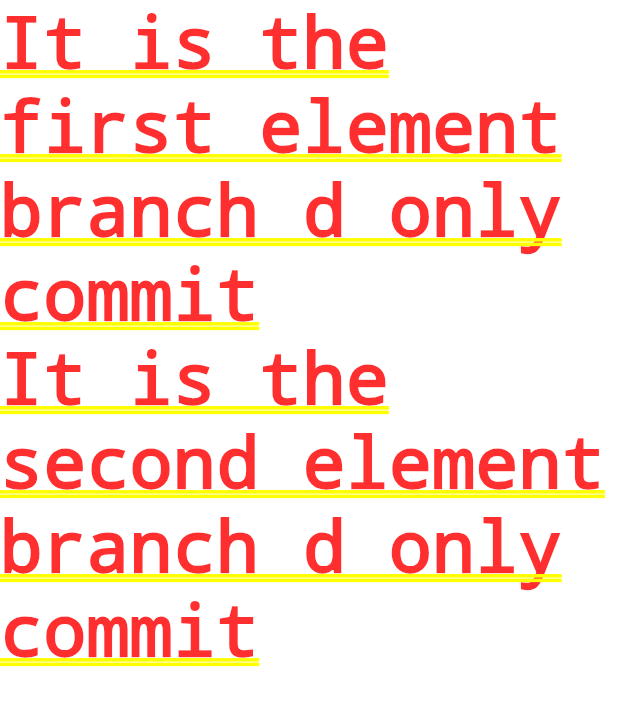
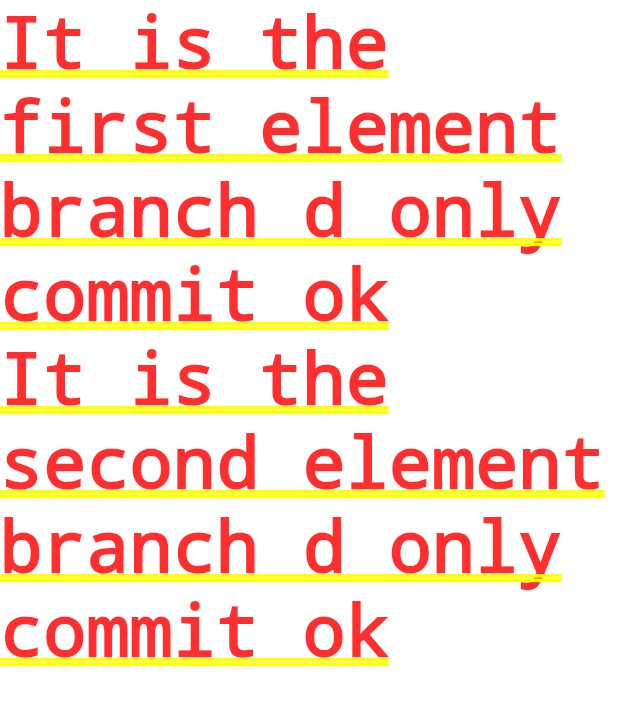
Before and after one commit to simonanexa/test, a Flutter app: the screen it shows after launch, on a phone screen of 412 x 824 dp. Shown: the top 706 px of the screen. Run offline on Flutter 3.47's test engine with Material 2 defaults, Android fonts, the phone set to English and light mode, and no system bars; our stand-ins replace gallery_saver, google_maps_flutter, image_picker, rxdart; missing offline and left inert: image_size_getter.

Commit message:
branch d only commit ok

```diff
--- a/lib/test.dart
+++ b/lib/test.dart
@@ -6,8 +6,8 @@ class Test extends StatelessWidget {
     return Center(
       child: Column(
         children: [
-          Text("It is the first element branch d only commit"),
-          Text("It is the second element branch d only commit")
+          Text("It is the first element branch d only commit ok"),
+          Text("It is the second element branch d only commit ok")
         ],
       ),
     );
```
